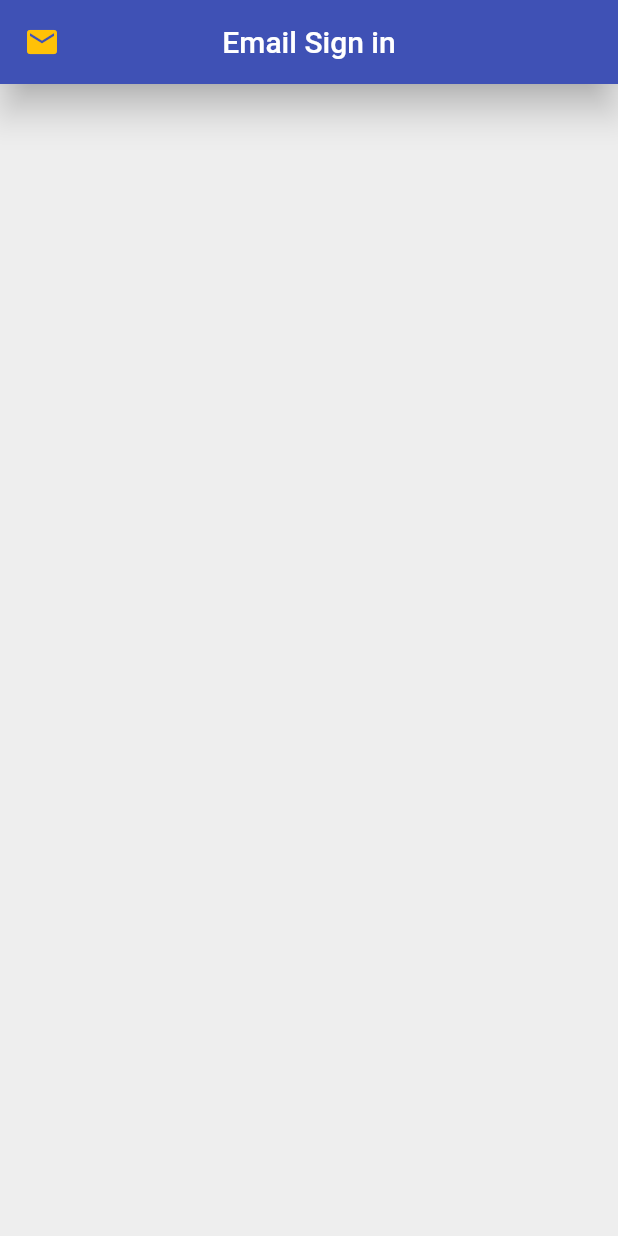
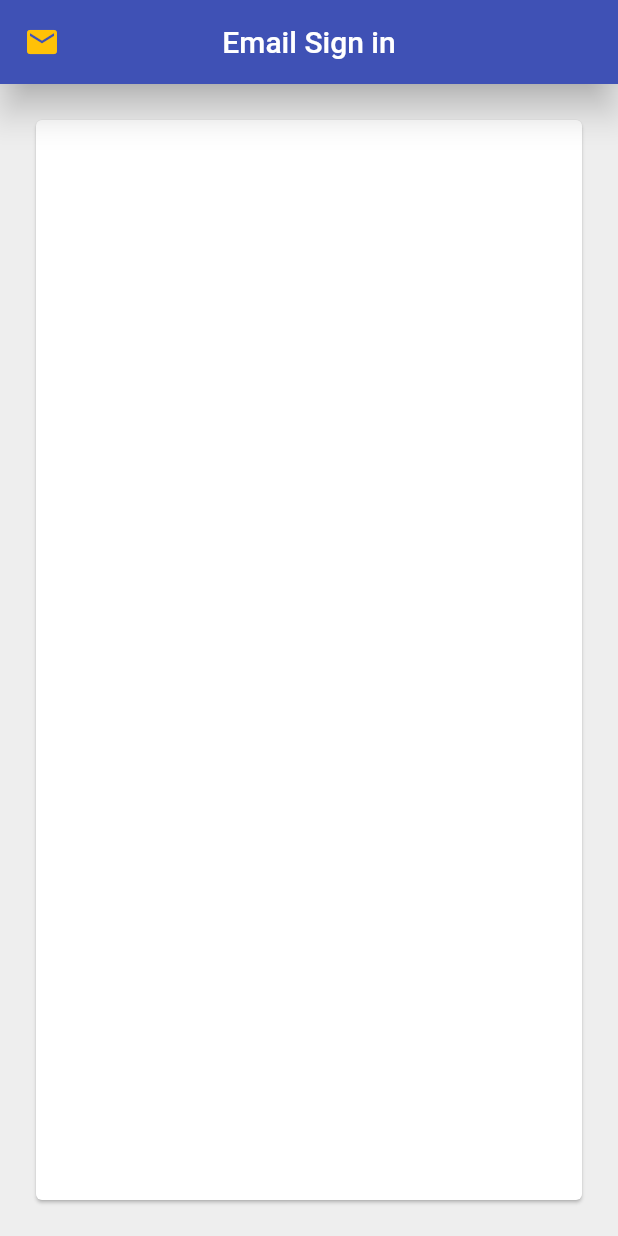
Before and after one commit to MigAlex/pirlo, a Flutter app: the EmailSignInPage screen opened directly, on a phone screen of 412 x 824 dp. Run offline on Flutter 3.47's test engine with Material 2 defaults, Android fonts, the phone set to English and light mode, and no system bars; our stand-ins replace firebase_auth, google_sign_in; missing offline and left inert: flutter_facebook_login; accounts and stored records are empty.

Commit message:
W187 - using Card&Padding as wrapper + creation of email_sign_in_form file

```diff
--- /dev/null
+++ b/lib/app/sign_in/email_sign_in_form.dart
@@ -0,0 +1,10 @@
+import 'package:flutter/material.dart';
+
+class EmailSignInForm extends StatelessWidget {
+  @override
+  Widget build(BuildContext context) {
+    return Container(
+
+    );
+  }
+}
--- a/lib/app/sign_in/email_sign_in_page.dart
+++ b/lib/app/sign_in/email_sign_in_page.dart
@@ -1,4 +1,5 @@
 import 'package:flutter/material.dart';
+import 'package:rep_pirlo_1_dec/app/sign_in/email_sign_in_form.dart';
 
 class EmailSignInPage extends StatelessWidget {
   @override
@@ -13,12 +14,11 @@ class EmailSignInPage extends StatelessWidget {
         ),
         elevation: 10,
       ),
-      body: _buildContent(),
-            backgroundColor: Colors.grey[200],
-          );
-        }
-
-       Widget _buildContent() {
-          return Container();
-        }
+      body: Padding(
+        padding: const EdgeInsets.all(20.0),
+        child: Card(child: EmailSignInForm()),
+      ),
+      backgroundColor: Colors.grey[200],
+    );
+  }
 }
```
